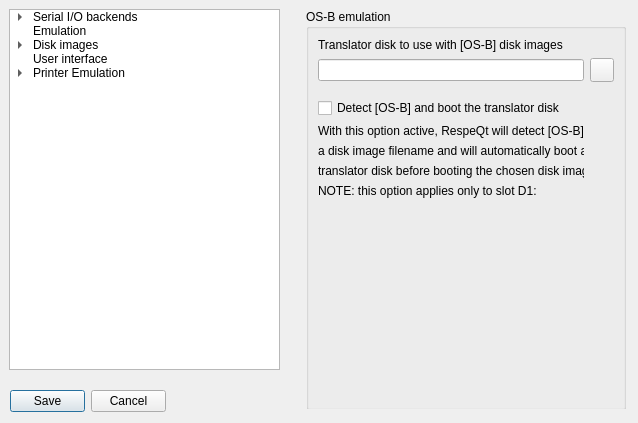
Qt form optionsdialog.ui (RespeQt/RespeQt) before a commit.
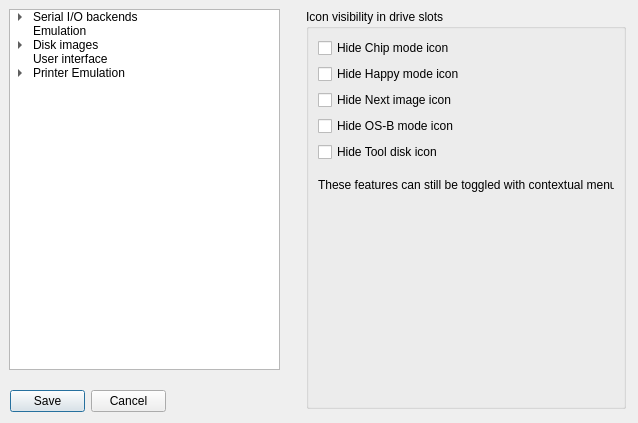
The same form after that commit. Icons and pictures are not drawn.

Commit message: Added options to hide icons in the drive widget

Diff of the .ui file:
```diff
--- a/optionsdialog.ui
+++ b/optionsdialog.ui
@@ -146,7 +146,7 @@
     </sizepolicy>
    </property>
    <property name="currentIndex">
-    <number>12</number>
+    <number>13</number>
    </property>
    <widget class="QWidget" name="page_serialPort">
     <layout class="QVBoxLayout" name="verticalLayout_2">
@@ -2172,6 +2172,100 @@
      </layout>
     </widget>
    </widget>
+   <widget class="QWidget" name="page_3">
+    <widget class="QGroupBox" name="diskGroup_2">
+     <property name="geometry">
+      <rect>
+       <x>0</x>
+       <y>0</y>
+       <width>320</width>
+       <height>400</height>
+      </rect>
+     </property>
+     <property name="minimumSize">
+      <size>
+       <width>258</width>
+       <height>208</height>
+      </size>
+     </property>
+     <property name="title">
+      <string>Icon visibility in drive slots</string>
+     </property>
+     <layout class="QGridLayout" name="gridLayout_12">
+      <item row="4" column="0">
+       <widget class="QCheckBox" name="hideNextImage">
+        <property name="text">
+         <string>Hide Next image icon</string>
+        </property>
+       </widget>
+      </item>
+      <item row="5" column="0">
+       <widget class="QCheckBox" name="hideOSBMode">
+        <property name="text">
+         <string>Hide OS-B mode icon</string>
+        </property>
+       </widget>
+      </item>
+      <item row="2" column="0">
+       <widget class="QCheckBox" name="hideChipMode">
+        <property name="text">
+         <string>Hide Chip mode icon</string>
+        </property>
+       </widget>
+      </item>
+      <item row="3" column="0">
+       <widget class="QCheckBox" name="hideHappyMode">
+        <property name="text">
+         <string>Hide Happy mode icon</string>
+        </property>
+       </widget>
+      </item>
+      <item row="6" column="0">
+       <widget class="QCheckBox" name="hideToolDisk">
+        <property name="text">
+         <string>Hide Tool disk icon</string>
+        </property>
+       </widget>
+      </item>
+      <item row="11" column="0">
+       <spacer name="emulationSpacer2_3">
+        <property name="orientation">
+         <enum>Qt::Vertical</enum>
+        </property>
+        <property name="sizeHint" stdset="0">
+         <size>
+          <width>20</width>
+          <height>40</height>
+         </size>
+        </property>
+       </spacer>
+      </item>
+      <item row="7" column="0">
+       <spacer name="verticalSpacer_7">
+        <property name="orientation">
+         <enum>Qt::Vertical</enum>
+        </property>
+        <property name="sizeType">
+         <enum>QSizePolicy::Fixed</enum>
+        </property>
+        <property name="sizeHint" stdset="0">
+         <size>
+          <width>20</width>
+          <height>10</height>
+         </size>
+        </property>
+       </spacer>
+      </item>
+      <item row="8" column="0">
+       <widget class="QLabel" name="warning2_7">
+        <property name="text">
+         <string>These features can still be toggled with contextual menu.</string>
+        </property>
+       </widget>
+      </item>
+     </layout>
+    </widget>
+   </widget>
   </widget>
   <widget class="QDialogButtonBox" name="buttonBox">
    <property name="geometry">
```
Left out of the diff: 5 changed lines with no effect on the pictures. The commit also changes 7 other files.
